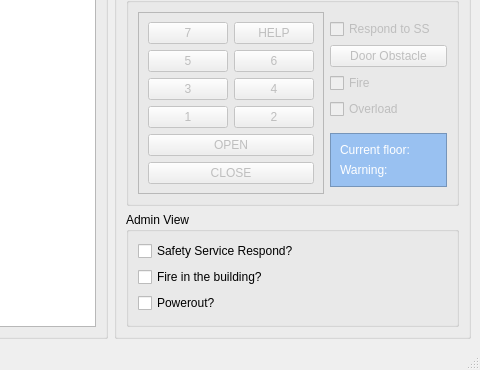
JennyHo5/elevator-simulator, file mainwindow.ui: the form before one commit; both pictures show x 181 to 661 and y 297 to 667 of the 661 by 667 pixel window.
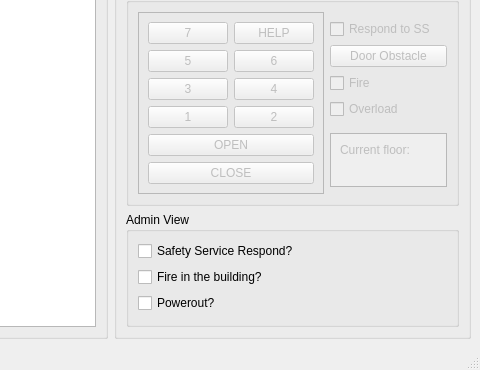
The form after the commit.

Commit message: Showed door obstacle warning in mainwindow

The edit to the form file:
```diff
--- a/mainwindow.ui
+++ b/mainwindow.ui
@@ -104,10 +104,10 @@
           <item row="6" column="1">
            <widget class="QFrame" name="displayFrame">
             <property name="autoFillBackground">
-             <bool>false</bool>
+             <bool>true</bool>
             </property>
             <property name="styleSheet">
-             <string notr="true">background-color: rgb(153, 193, 241);</string>
+             <string notr="true"/>
             </property>
             <property name="frameShape">
              <enum>QFrame::StyledPanel</enum>
@@ -122,7 +122,7 @@
                 <bool>false</bool>
                </property>
                <property name="styleSheet">
-                <string notr="true">color: rgb(255, 255, 255)</string>
+                <string notr="true"/>
                </property>
                <property name="text">
                 <string>Current floor:</string>
@@ -132,10 +132,13 @@
              <item>
               <widget class="QLabel" name="label">
                <property name="styleSheet">
-                <string notr="true">color: rgb(255, 255, 255)</string>
+                <string notr="true"/>
                </property>
                <property name="text">
-                <string>Warning:</string>
+                <string/>
+               </property>
+               <property name="wordWrap">
+                <bool>true</bool>
                </property>
               </widget>
              </item>
```
Left out of the diff: 2 changed lines with no effect on the pictures. The commit also changes 5 other files.
